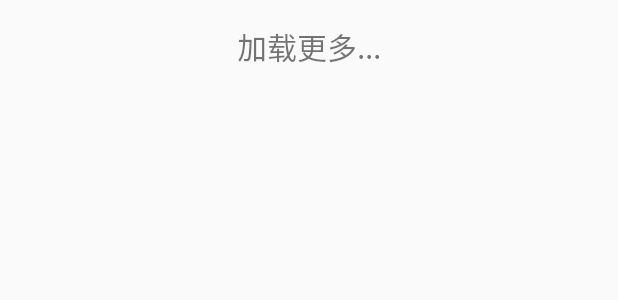
After one commit to jp1017/GankIO, an Android app: the layout load_more.xml on its own in the app's theme, with its tools: preview values and no code run, on a phone screen of 412 x 824 dp. The commit adds this screen. Shown: the top 300 px of the screen. Run offline under Robolectric (Android 15) with nearby library versions, the phone set to English and light mode, and no system bars.

Commit message:
add load more

```diff
--- /dev/null
+++ b/app/src/main/res/layout/load_more.xml
@@ -0,0 +1,17 @@
+<?xml version="1.0" encoding="utf-8"?>
+<LinearLayout xmlns:android="http://schemas.android.com/apk/res/android"
+              android:id="@+id/ll_loadmore"
+              android:layout_width="match_parent"
+              android:layout_height="70dp"
+              android:orientation="vertical">
+
+    <TextView
+        android:id="@+id/load_more"
+        android:layout_width="match_parent"
+        android:layout_height="wrap_content"
+        android:paddingTop="16dp"
+        android:text="加载更多..."
+        android:textAlignment="center"
+        android:textSize="20sp"/>
+
+</LinearLayout>
```
Also changed, not shown: app/src/main/java/com/zhaochunqi/android/gankio/adapter/ContentAdapter.java (+35 -3 lines).
